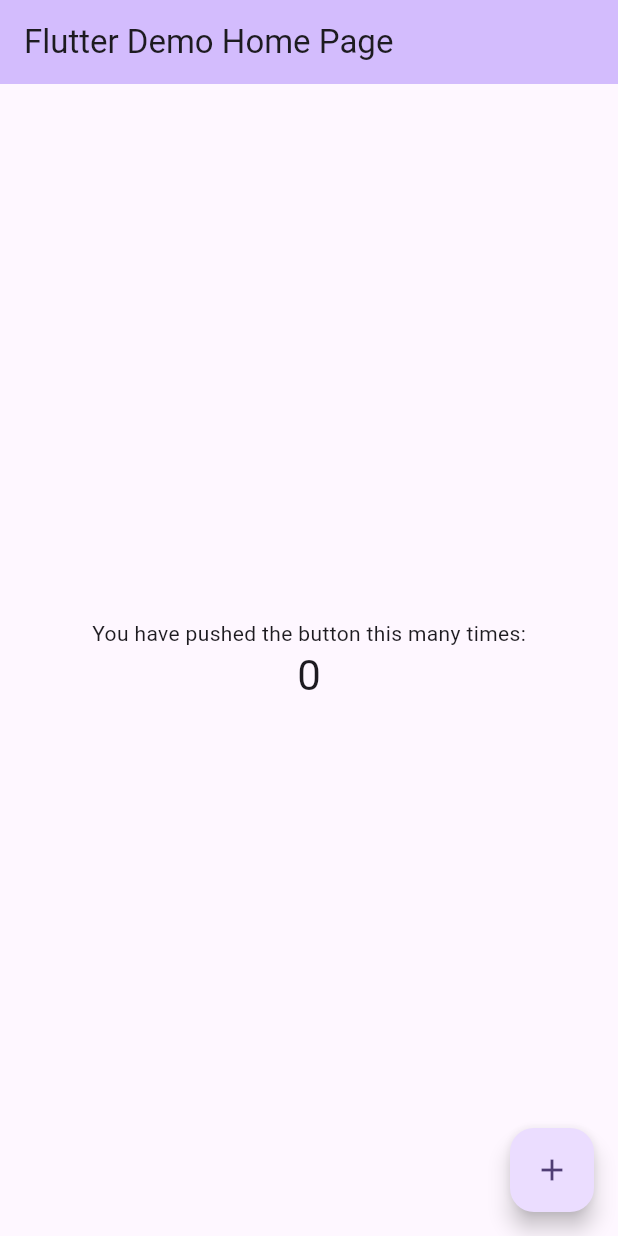
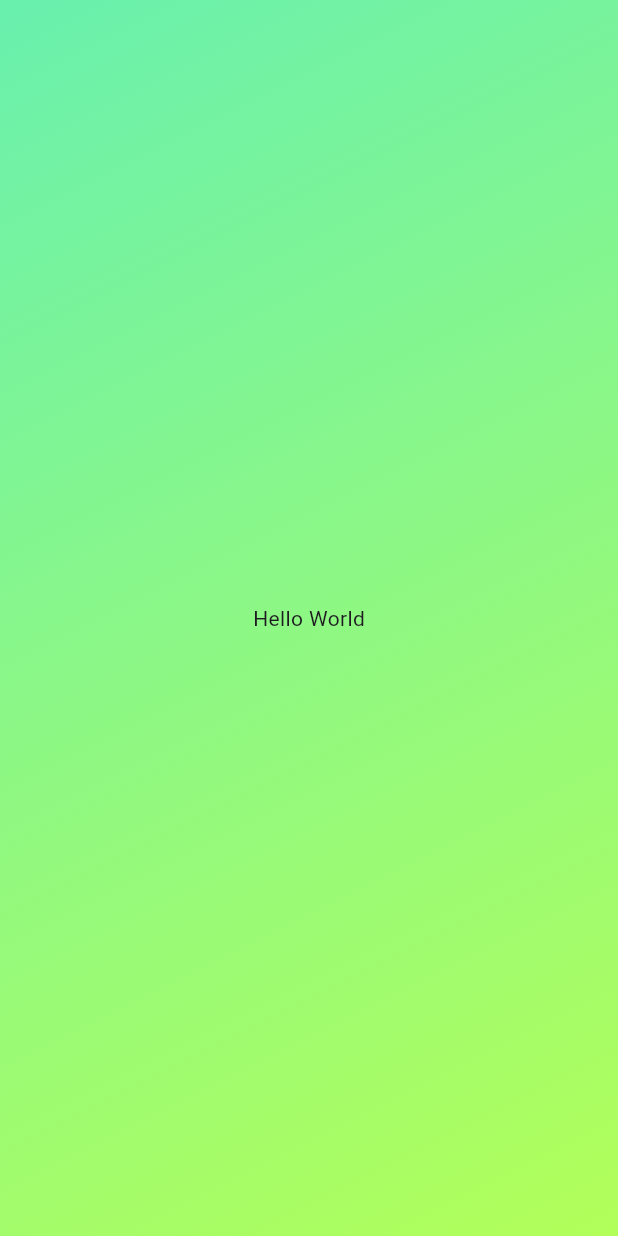
Before and after one commit to Crushieeeeeeeee/CSIT284-PARAMI, a Flutter app: the screen it shows after launch, on a phone screen of 412 x 824 dp. Run offline on Flutter 3.47's test engine with Material 3 defaults, Android fonts, the phone set to English and light mode, and no system bars.

Commit message:
Create gradient_Container.dart class

```diff
--- a/lab_act_2/lib/main.dart
+++ b/lab_act_2/lib/main.dart
@@ -1,122 +1,53 @@
 import 'package:flutter/material.dart';
 
 void main() {
-  runApp(const MyApp());
+  runApp(
+    MaterialApp(
+    home: Scaffold(
+      body: Container(
+
+          child: Container(
+            decoration: BoxDecoration(
+              gradient: LinearGradient(
+                begin: Alignment.topLeft,
+                end: Alignment.bottomRight,
+                colors: [
+                Colors.greenAccent,
+                Colors.lightGreenAccent
+              ])
+            ),
+
+             child: Center(
+            child: Text(
+              'Hello World')
+            ),
+        ),
+      ),
+      ),
+    ),
+  );
 }
 
-class MyApp extends StatelessWidget {
-  const MyApp({super.key});
+class GradientContainer extends StatelessWidget{
+  GradientContainer({super.key});
+  @override
+  Widget build(context){
+    return Container(
 
-  // This widget is the root of your application.
-  @override
-  Widget build(BuildContext context) {
-    return MaterialApp(
-      title: 'Flutter Demo',
-      theme: ThemeData(
-        // This is the theme of your application.
-        //
-        // TRY THIS: Try running your application with "flutter run". You'll see
-        // the application has a purple toolbar. Then, without quitting the app,
-        // try changing the seedColor in the colorScheme below to Colors.green
-        // and then invoke "hot reload" (save your changes or press the "hot
-        // reload" button in a Flutter-supported IDE, or press "r" if you used
-        // the command line to start the app).
-        //
-        // Notice that the counter didn't reset back to zero; the application
-        // state is not lost during the reload. To reset the state, use hot
-        // restart instead.
-        //
-        // This works for code too, not just values: Most code changes can be
-        // tested with just a hot reload.
-        colorScheme: .fromSeed(seedColor: Colors.deepPurple),
-      ),
-      home: const MyHomePage(title: 'Flutter Demo Home Page'),
+      decoration: BoxDecoration(
+              gradient: LinearGradient(
+                begin: Alignment.topLeft,
+                end: Alignment.bottomRight,
+                colors: [
+                Colors.greenAccent,
+                Colors.lightGreenAccent
+              ])
+            ),
+
+             child: Center(
+            child: Text(
+              'Hello World')
+    ),
     );
   }
 }
-
-class MyHomePage extends StatefulWidget {
-  const MyHomePage({super.key, required this.title});
-
-  // This widget is the home page of your application. It is stateful, meaning
-  // that it has a State object (defined below) that contains fields that affect
-  // how it looks.
-
-  // This class is the configuration for the state. It holds the values (in this
-  // case the title) provided by the parent (in this case the App widget) and
-  // used by the build method of the State. Fields in a Widget subclass are
-  // always marked "final".
-
-  final String title;
-
-  @override
-  State<MyHomePage> createState() => _MyHomePageState();
-}
-
-class _MyHomePageState extends State<MyHomePage> {
-  int _counter = 0;
-
-  void _incrementCounter() {
-    setState(() {
-      // This call to setState tells the Flutter framework that something has
-      // changed in this State, which causes it to rerun the build method below
-      // so that the display can reflect the updated values. If we changed
-      // _counter without calling setState(), then the build method would not be
-      // called again, and so nothing would appear to happen.
-      _counter++;
-    });
-  }
-
-  @override
-  Widget build(BuildContext context) {
-    // This method is rerun every time setState is called, for instance as done
-    // by the _incrementCounter method above.
-    //
-    // The Flutter framework has been optimized to make rerunning build methods
-    // fast, so that you can just rebuild anything that needs updating rather
-    // than having to individually change instances of widgets.
-    return Scaffold(
-      appBar: AppBar(
-        // TRY THIS: Try changing the color here to a specific color (to
-        // Colors.amber, perhaps?) and trigger a hot reload to see the AppBar
-        // change color while the other colors stay the same.
-        backgroundColor: Theme.of(context).colorScheme.inversePrimary,
-        // Here we take the value from the MyHomePage object that was created by
-        // the App.build method, and use it to set our appbar title.
-        title: Text(widget.title),
-      ),
-      body: Center(
-        // Center is a layout widget. It takes a single child and positions it
-        // in the middle of the parent.
-        child: Column(
-          // Column is also a layout widget. It takes a list of children and
-          // arranges them vertically. By default, it sizes itself to fit its
-          // children horizontally, and tries to be as tall as its parent.
-          //
-          // Column has various properties to control how it sizes itself and
-          // how it positions its children. Here we use mainAxisAlignment to
-          // center the children vertically; the main axis here is the vertical
-          // axis because Columns are vertical (the cross axis would be
-          // horizontal).
-          //
-          // TRY THIS: Invoke "debug painting" (choose the "Toggle Debug Paint"
-          // action in the IDE, or press "p" in the console), to see the
-          // wireframe for each widget.
-          mainAxisAlignment: .center,
-          children: [
-            const Text('You have pushed the button this many times:'),
-            Text(
-              '$_counter',
-              style: Theme.of(context).textTheme.headlineMedium,
-            ),
-          ],
-        ),
-      ),
-      floatingActionButton: FloatingActionButton(
-        onPressed: _incrementCounter,
-        tooltip: 'Increment',
-        child: const Icon(Icons.add),
-      ),
-    );
-  }
-}
```
Also changed, not shown: lab_act_2/lib/gradient_container.dart (added, +26 -0 lines), lab_act_2/lib/styled_text.dart (added).
